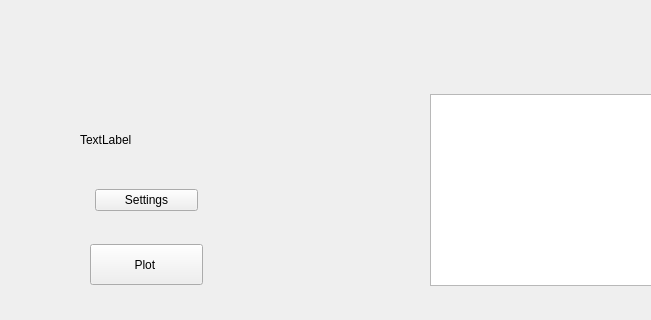
anhnda/DemoApp, file gui_file.ui: the form before one commit; both pictures show x 110 to 761 and y 315 to 635 of the 1092 by 717 pixel window.
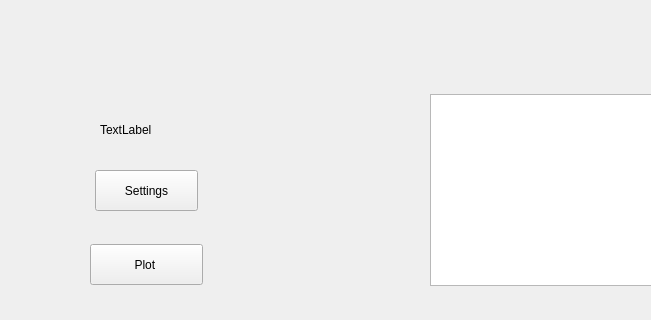
The form after the commit.

Diff of the .ui file:
```diff
--- a/gui_file.ui
+++ b/gui_file.ui
@@ -17,10 +17,10 @@
    <widget class="QLabel" name="label">
     <property name="geometry">
      <rect>
-      <x>190</x>
+      <x>210</x>
       <y>400</y>
-      <width>491</width>
-      <height>71</height>
+      <width>141</width>
+      <height>51</height>
      </rect>
     </property>
     <property name="text">
@@ -126,9 +126,9 @@
     <property name="geometry">
      <rect>
       <x>200</x>
-      <y>480</y>
+      <y>461</y>
       <width>113</width>
-      <height>32</height>
+      <height>51</height>
      </rect>
     </property>
     <property name="styleSheet">
```
Left out of the diff: 2 changed lines with no effect on the pictures.
